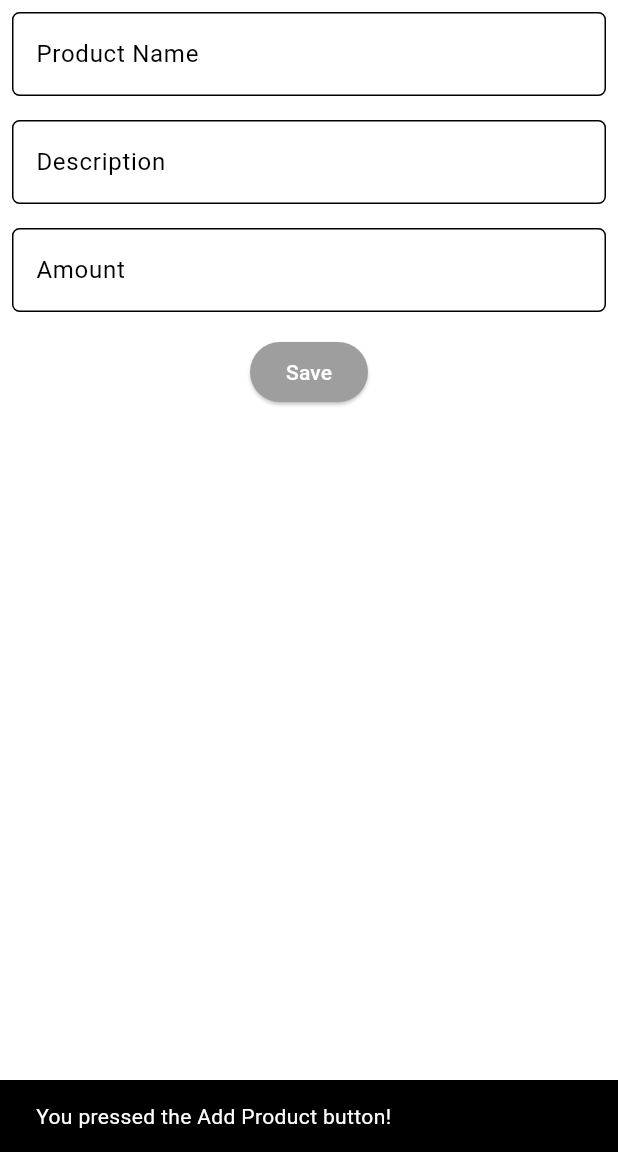
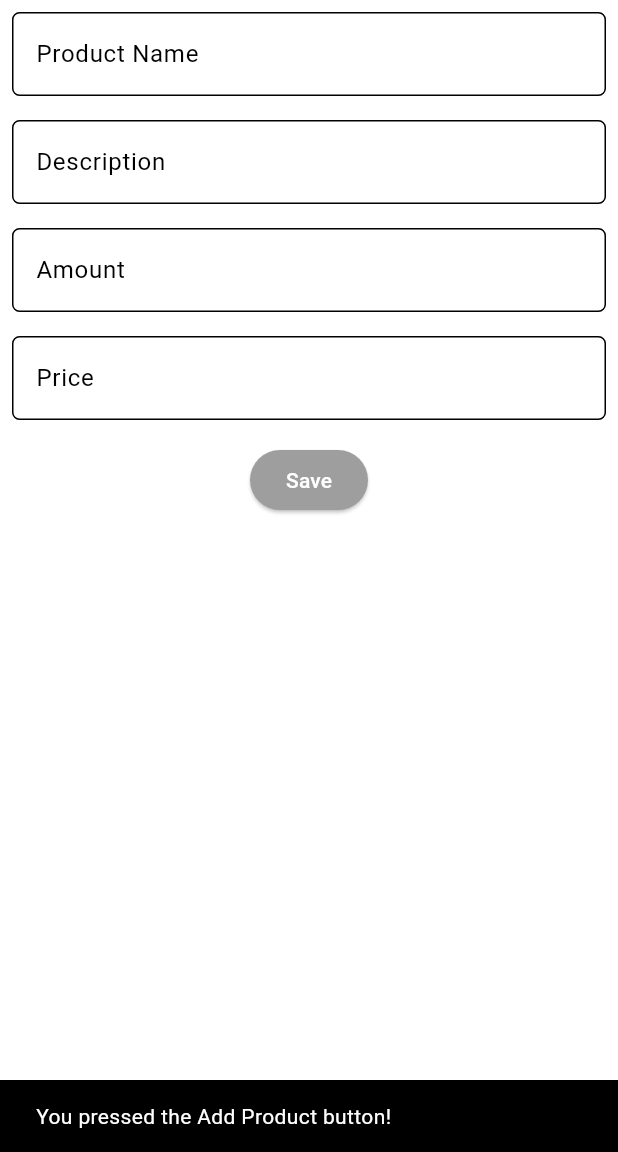
Before and after one commit to adienanimeesha/e-commerce-application-mobile, a Flutter app: the screen it shows after launch, after a tap on "Add Product", on a phone screen of 412 x 824 dp, the part 84-1236 px from its top. Run offline on Flutter 3.47's test engine with Material 3 defaults, Android fonts, the phone set to English and light mode, and no system bars.

```diff
--- a/lib/screens/productentry_form.dart
+++ b/lib/screens/productentry_form.dart
@@ -13,6 +13,7 @@ class _ProductEntryFormPageState extends State<ProductEntryFormPage> {
   String _productName = "";
   String _description = "";
   int _amount = 0;
+  double _price = 0.0;
 
   @override
   Widget build(BuildContext context) {
@@ -112,8 +113,39 @@ class _ProductEntryFormPageState extends State<ProductEntryFormPage> {
                     if (intValue <= 0) {
                       return "Amount must be a positive number!";
                     }
-                    if (intValue > 10000) {
-                      return "Amount cannot exceed 10,000!";
+                    if (intValue > 1000) {
+                      return "Amount cannot exceed 1000!";
+                    }
+                    return null;
+                  },
+                ),
+              ),
+              Padding(
+                padding: const EdgeInsets.all(8.0),
+                child: TextFormField(
+                  keyboardType: TextInputType.numberWithOptions(decimal: true),
+                  decoration: InputDecoration(
+                    hintText: "Price",
+                    labelText: "Price",
+                    border: OutlineInputBorder(
+                      borderRadius: BorderRadius.circular(5.0),
+                    ),
+                  ),
+                  onChanged: (String? value) {
+                    setState(() {
+                      _price = double.tryParse(value!) ?? 0.0;
+                    });
+                  },
+                  validator: (String? value) {
+                    if (value == null || value.isEmpty) {
+                      return "Price cannot be empty!";
+                    }
+                    final doubleValue = double.tryParse(value);
+                    if (doubleValue == null) {
+                      return "Price must be a valid number!";
+                    }
+                    if (doubleValue < 0) {
+                      return "Price must be a positive number!";
                     }
                     return null;
                   },
--- a/lib/widgets/product_card.dart
+++ b/lib/widgets/product_card.dart
@@ -45,6 +45,14 @@ class ItemCard extends StatelessWidget {
                   textAlign: TextAlign.center,
                   style: const TextStyle(color: Colors.white),
                 ),
+                if (item.price != null)
+                  Padding(
+                    padding: const EdgeInsets.only(top: 5.0),
+                    child: Text(
+                      '\$${item.price!.toStringAsFixed(2)}', // format price to 2 decimal places
+                      style: const TextStyle(color: Colors.white),
+                    ),
+                  ),
               ],
             ),
           ),
@@ -59,6 +67,7 @@ class ItemHomepage {
      final String name;
      final IconData icon;
      final Color color;
+     final double? price;
 
-     ItemHomepage(this.name, this.icon, this.color);
+     ItemHomepage(this.name, this.icon, this.color, [this.price]);
  }
```
Also changed, not shown: 1 other file.
